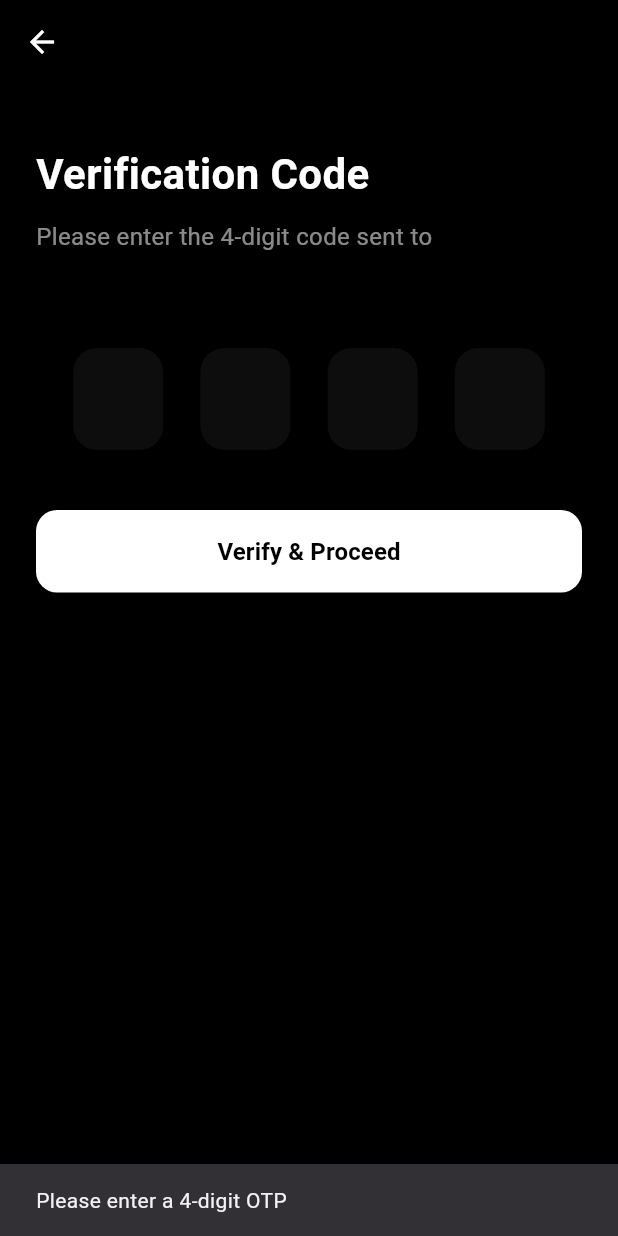
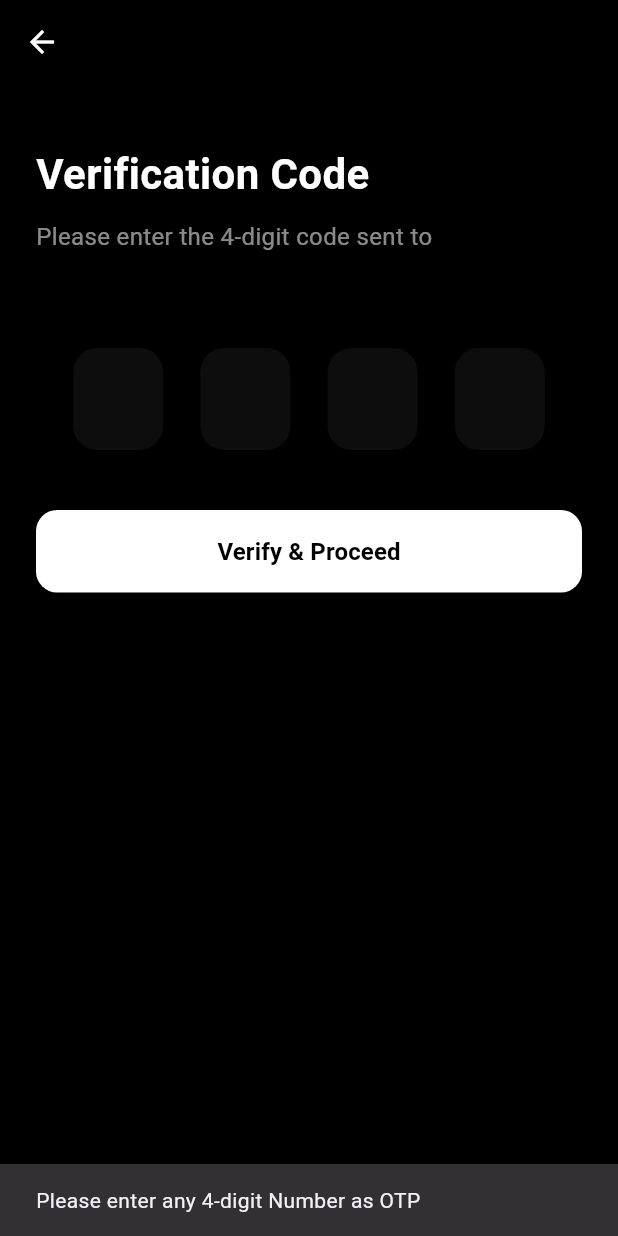
Before and after one commit to AkshayChauhan3/Guidewire-DEVTrails-2026, a Flutter app: the OTPPage screen opened directly with empty values, after a tap on "Verify & Proceed", on a phone screen of 412 x 824 dp. Run offline on Flutter 3.47's test engine with Material 3 defaults, Android fonts, the phone set to English and light mode, and no system bars; our stand-ins replace device_preview, geolocator, image_picker, slide_to_act; missing offline and left inert: google_mlkit_text_recognition.

Commit message:
Update OTP validation message to clarify any 4-digit number is acceptable

```diff
--- a/gigshild_app/lib/otp_page.dart
+++ b/gigshild_app/lib/otp_page.dart
@@ -47,7 +47,7 @@
       );
     } else {
       ScaffoldMessenger.of(context).showSnackBar(
-        const SnackBar(content: Text('Please enter a 4-digit OTP')),
+        const SnackBar(content: Text('Please enter any 4-digit Number as OTP')),
       );
     }
   }
```
